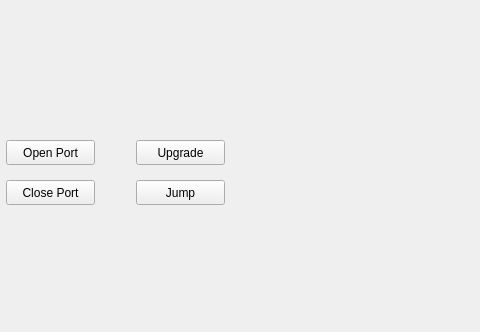
Before: the Qt Designer form mainwindow.ui in NuiDom/4K_Upgrade_App, drawn with Qt 5; both pictures show x 154 to 634 and y 0 to 332 of the 800 by 600 pixel window.
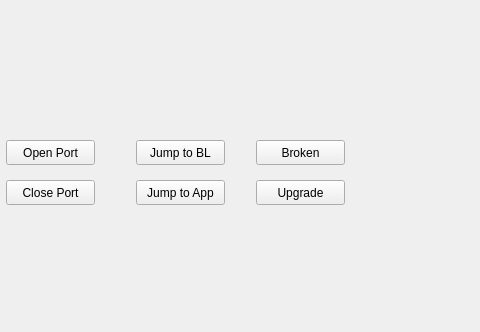
After: the same form once the commit is applied.

```diff
--- a/mainwindow.ui
+++ b/mainwindow.ui
@@ -37,7 +37,7 @@
      </rect>
     </property>
     <property name="text">
-     <string>Upgrade</string>
+     <string>Jump to BL</string>
     </property>
    </widget>
    <widget class="QPushButton" name="pushButton_3">
@@ -63,7 +63,33 @@
      </rect>
     </property>
     <property name="text">
-     <string>Jump</string>
+     <string>Jump to App</string>
+    </property>
+   </widget>
+   <widget class="QPushButton" name="broken">
+    <property name="geometry">
+     <rect>
+      <x>410</x>
+      <y>140</y>
+      <width>89</width>
+      <height>25</height>
+     </rect>
+    </property>
+    <property name="text">
+     <string>Broken</string>
+    </property>
+   </widget>
+   <widget class="QPushButton" name="Upgrade_push_button">
+    <property name="geometry">
+     <rect>
+      <x>410</x>
+      <y>180</y>
+      <width>89</width>
+      <height>25</height>
+     </rect>
+    </property>
+    <property name="text">
+     <string>Upgrade</string>
     </property>
    </widget>
   </widget>
```
